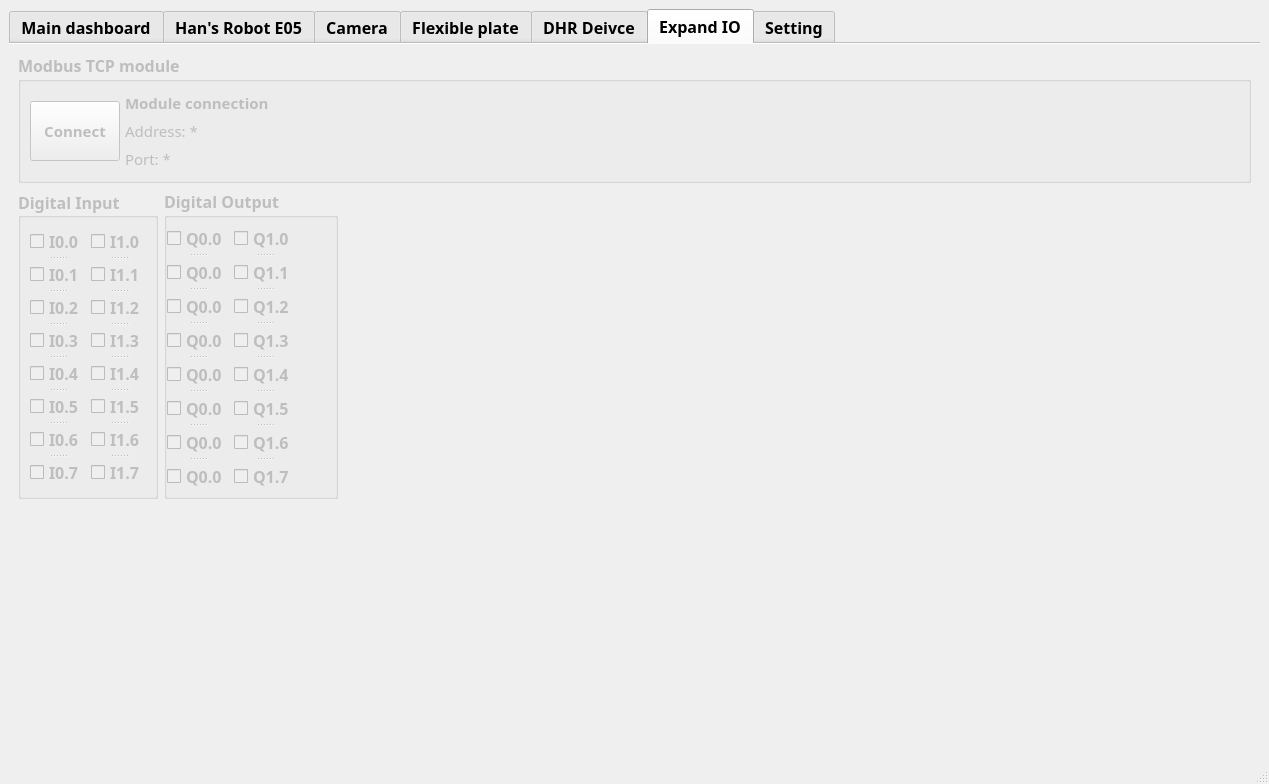
Qt form E05-PnP/mainwindow.ui (vie-dgb/E05-Pick-and-Place) before a commit.
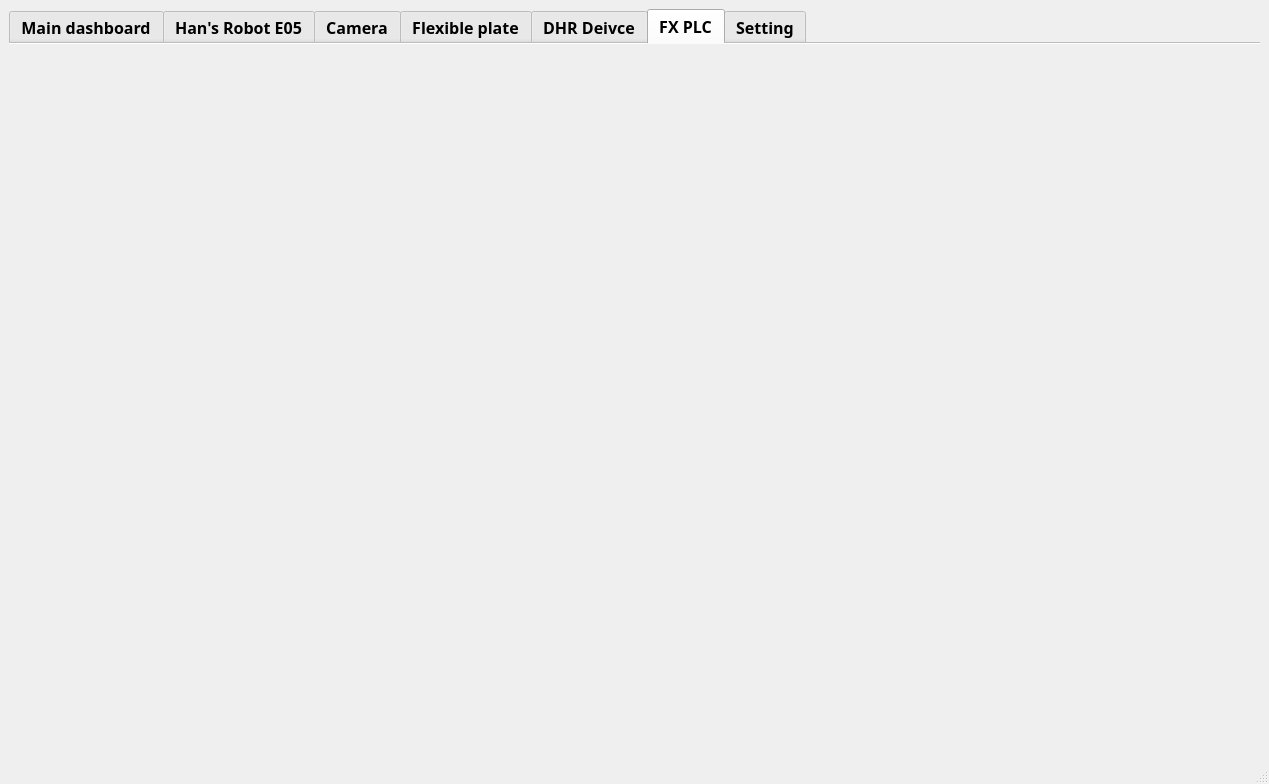
The same form after that commit. The open tabs and pages were chosen to show the change. Icons and pictures are not drawn. Custom widgets are drawn as their Qt base class.

Patch:
```diff
--- a/E05-PnP/mainwindow.ui
+++ b/E05-PnP/mainwindow.ui
@@ -3096,20 +3096,14 @@
       </widget>
       <widget class="QWidget" name="tab_ExpandIo">
        <property name="enabled">
-        <bool>false</bool>
+        <bool>true</bool>
        </property>
        <attribute name="title">
-        <string>Expand IO</string>
+        <string>FX PLC</string>
        </attribute>
-       <layout class="QVBoxLayout" name="verticalLayout_23">
+       <layout class="QHBoxLayout" name="horizontalLayout_20">
         <item>
-         <widget class="QGroupBox" name="groupBox_VibratePlate_2">
-          <property name="maximumSize">
-           <size>
-            <width>16777215</width>
-            <height>16777215</height>
-           </size>
-          </property>
+         <widget class="FxWidget" name="widget_FxPlc" native="true">
           <property name="font">
            <font>
             <family>Segoe UI Variable Text Semibold</family>
@@ -3117,419 +3111,17 @@
             <bold>true</bold>
            </font>
           </property>
-          <property name="title">
-           <string>Modbus TCP module</string>
-          </property>
-          <layout class="QHBoxLayout" name="horizontalLayout_20">
-           <property name="spacing">
-            <number>5</number>
-           </property>
-           <item>
-            <widget class="QPushButton" name="btn_expandio_connect">
-             <property name="minimumSize">
-              <size>
-               <width>90</width>
-               <height>60</height>
-              </size>
-             </property>
-             <property name="maximumSize">
-              <size>
-               <width>90</width>
-               <height>60</height>
-              </size>
-             </property>
-             <property name="font">
-              <font>
-               <family>Segoe UI Variable Text Semibold</family>
-               <pointsize>11</pointsize>
-               <bold>true</bold>
-              </font>
-             </property>
-             <property name="text">
-              <string>Connect</string>
-             </property>
-            </widget>
-           </item>
-           <item>
-            <layout class="QVBoxLayout" name="verticalLayout_22">
-             <property name="spacing">
-              <number>4</number>
-             </property>
-             <item>
-              <widget class="QLabel" name="label_expandio_connect">
-               <property name="sizePolicy">
-                <sizepolicy hsizetype="MinimumExpanding" vsizetype="Preferred">
-                 <horstretch>0</horstretch>
-                 <verstretch>0</verstretch>
-                </sizepolicy>
-               </property>
-               <property name="minimumSize">
-                <size>
-                 <width>200</width>
-                 <height>24</height>
-                </size>
-               </property>
-               <property name="maximumSize">
-                <size>
-                 <width>200</width>
-                 <height>24</height>
-                </size>
-               </property>
-               <property name="font">
-                <font>
-                 <family>Segoe UI Variable Text Semibold</family>
-                 <pointsize>11</pointsize>
-                 <bold>true</bold>
-                </font>
-               </property>
-               <property name="text">
-                <string>Module connection</string>
-               </property>
-              </widget>
-             </item>
-             <item>
-              <widget class="QLabel" name="label_expandio_ip">
-               <property name="sizePolicy">
-                <sizepolicy hsizetype="MinimumExpanding" vsizetype="Preferred">
-                 <horstretch>0</horstretch>
-                 <verstretch>0</verstretch>
-                </sizepolicy>
-               </property>
-               <property name="minimumSize">
-                <size>
-                 <width>200</width>
-                 <height>24</height>
-                </size>
-               </property>
-               <property name="maximumSize">
-                <size>
-                 <width>200</width>
-                 <height>24</height>
-                </size>
-               </property>
-               <property name="font">
-                <font>
-                 <family>Segoe UI Variable Text Semibold</family>
-                 <pointsize>11</pointsize>
-                 <bold>false</bold>
-                </font>
-               </property>
-               <property name="text">
-                <string>Address: *</string>
-               </property>
-              </widget>
-             </item>
-             <item>
-              <widget class="QLabel" name="label_expandio_port">
-               <property name="sizePolicy">
-                <sizepolicy hsizetype="MinimumExpanding" vsizetype="Preferred">
-                 <horstretch>0</horstretch>
-                 <verstretch>0</verstretch>
-                </sizepolicy>
-               </property>
-               <property name="minimumSize">
-                <size>
-                 <width>200</width>
-                 <height>24</height>
-                </size>
-               </property>
-               <property name="maximumSize">
-                <size>
-                 <width>200</width>
-                 <height>24</height>
-                </size>
-               </property>
-               <property name="font">
-                <font>
-                 <family>Segoe UI Variable Text Semibold</family>
-                 <pointsize>11</pointsize>
-                 <bold>false</bold>
-                </font>
-               </property>
-               <property name="text">
-                <string>Port: *</string>
-               </property>
-              </widget>
-             </item>
-            </layout>
-           </item>
-           <item>
-            <spacer name="horizontalSpacer_15">
-             <property name="orientation">
-              <enum>Qt::Horizontal</enum>
-             </property>
-             <property name="sizeHint" stdset="0">
-              <size>
-               <width>40</width>
-               <height>20</height>
-              </size>
-             </property>
-            </spacer>
-           </item>
-          </layout>
          </widget>
         </item>
         <item>
-         <layout class="QHBoxLayout" name="horizontalLayout_23">
-          <item>
-           <widget class="QGroupBox" name="groupBox_Robot_DI_2">
-            <property name="font">
-             <font>
-              <family>Segoe UI Variable Text Semibold</family>
-              <pointsize>12</pointsize>
-              <bold>true</bold>
-             </font>
-            </property>
-            <property name="title">
-             <string>Digital Input</string>
-            </property>
-            <property name="alignment">
-             <set>Qt::AlignLeading|Qt::AlignLeft|Qt::AlignVCenter</set>
-            </property>
-            <layout class="QHBoxLayout" name="horizontalLayout_21">
-             <item>
-              <widget class="QSplitter" name="splitter_2">
-               <property name="orientation">
-                <enum>Qt::Vertical</enum>
-               </property>
-               <widget class="QCheckBox" name="checkBox_exio_in_0_0">
-                <property name="text">
-                 <string>I0.0</string>
-                </property>
-               </widget>
-               <widget class="QCheckBox" name="checkBox_exio_in_0_1">
-                <property name="text">
-                 <string>I0.1</string>
-                </property>
-               </widget>
-               <widget class="QCheckBox" name="checkBox_exio_in_0_2">
-                <property name="text">
-                 <string>I0.2</string>
-                </property>
-               </widget>
-               <widget class="QCheckBox" name="checkBox_exio_in_0_3">
-                <property name="text">
-                 <string>I0.3</string>
-                </property>
-               </widget>
-               <widget class="QCheckBox" name="checkBox_exio_in_0_4">
-                <property name="text">
-                 <string>I0.4</string>
-                </property>
-               </widget>
-               <widget class="QCheckBox" name="checkBox_exio_in_0_5">
-                <property name="text">
-                 <string>I0.5</string>
-                </property>
-               </widget>
-               <widget class="QCheckBox" name="checkBox_exio_in_0_6">
-                <property name="text">
-                 <string>I0.6</string>
-                </property>
-               </widget>
-               <widget class="QCheckBox" name="checkBox_exio_in_0_7">
-                <property name="text">
-                 <string>I0.7</string>
-                </property>
-               </widget>
-              </widget>
-             </item>
-             <item>
-              <widget class="QSplitter" name="splitter">
-               <property name="orientation">
-                <enum>Qt::Vertical</enum>
-               </property>
-               <widget class="QCheckBox" name="checkBox_exio_in_1_0">
-                <property name="text">
-                 <string>I1.0</string>
-                </property>
-               </widget>
-               <widget class="QCheckBox" name="checkBox_exio_in_1_1">
-                <property name="text">
-                 <string>I1.1</string>
-                </property>
-               </widget>
-               <widget class="QCheckBox" name="checkBox_exio_in_1_2">
-                <property name="text">
-                 <string>I1.2</string>
-                </property>
-               </widget>
-               <widget class="QCheckBox" name="checkBox_exio_in_1_3">
-                <property name="text">
-                 <string>I1.3</string>
-                </property>
-               </widget>
-               <widget class="QCheckBox" name="checkBox_exio_in_1_4">
-                <property name="text">
-                 <string>I1.4</string>
-                </property>
-               </widget>
-               <widget class="QCheckBox" name="checkBox_exio_in_1_5">
-                <property name="text">
-                 <string>I1.5</string>
-                </property>
-               </widget>
-               <widget class="QCheckBox" name="checkBox_exio_in_1_6">
-                <property name="text">
-                 <string>I1.6</string>
-                </property>
-               </widget>
-               <widget class="QCheckBox" name="checkBox_exio_in_1_7">
-                <property name="text">
-                 <string>I1.7</string>
-                </property>
-               </widget>
-              </widget>
-             </item>
-            </layout>
-           </widget>
-          </item>
-          <item>
-           <widget class="QGroupBox" name="groupBox_Robot_DO_2">
-            <property name="font">
-             <font>
-              <family>Segoe UI Variable Text Semibold</family>
-              <pointsize>12</pointsize>
-              <bold>true</bold>
-             </font>
-            </property>
-            <property name="title">
-             <string>Digital Output</string>
-            </property>
-            <layout class="QHBoxLayout" name="horizontalLayout_22">
-             <property name="leftMargin">
-              <number>0</number>
-             </property>
-             <property name="topMargin">
-              <number>5</number>
-             </property>
-             <property name="rightMargin">
-              <number>40</number>
-             </property>
-             <property name="bottomMargin">
-              <number>5</number>
-             </property>
-             <item>
-              <widget class="QSplitter" name="splitter_3">
-               <property name="orientation">
-                <enum>Qt::Vertical</enum>
-               </property>
-               <widget class="QCheckBox" name="checkBox_exio_out_0_0">
-                <property name="text">
-                 <string>Q0.0</string>
-                </property>
-               </widget>
-               <widget class="QCheckBox" name="checkBox_exio_out_0_1">
-                <property name="text">
-                 <string>Q0.0</string>
-                </property>
-               </widget>
-               <widget class="QCheckBox" name="checkBox_exio_out_0_2">
-                <property name="text">
-                 <string>Q0.0</string>
-                </property>
-               </widget>
-               <widget class="QCheckBox" name="checkBox_exio_out_0_3">
-                <property name="text">
-                 <string>Q0.0</string>
-                </property>
-               </widget>
-               <widget class="QCheckBox" name="checkBox_exio_out_0_4">
-                <property name="text">
-                 <string>Q0.0</string>
-                </property>
-               </widget>
-               <widget class="QCheckBox" name="checkBox_exio_out_0_5">
-                <property name="text">
-                 <string>Q0.0</string>
-                </property>
-               </widget>
-               <widget class="QCheckBox" name="checkBox_exio_out_0_6">
-                <property name="text">
-                 <string>Q0.0</string>
-                </property>
-               </widget>
-               <widget class="QCheckBox" name="checkBox_exio_out_0_7">
-                <property name="text">
-                 <string>Q0.0</string>
-                </property>
-               </widget>
-              </widget>
-             </item>
-             <item>
-              <widget class="QSplitter" name="splitter_4">
-               <property name="orientation">
-                <enum>Qt::Vertical</enum>
-               </property>
-               <widget class="QCheckBox" name="checkBox_exio_out_1_0">
-                <property name="text">
-                 <string>Q1.0</string>
-                </property>
-               </widget>
-               <widget class="QCheckBox" name="checkBox_exio_out_1_1">
-                <property name="text">
-                 <string>Q1.1</string>
-                </property>
-               </widget>
-               <widget class="QCheckBox" name="checkBox_exio_out_1_2">
-                <property name="text">
-                 <string>Q1.2</string>
-                </property>
-               </widget>
-               <widget class="QCheckBox" name="checkBox_exio_out_1_3">
-                <property name="text">
-                 <string>Q1.3</string>
-                </property>
-               </widget>
-               <widget class="QCheckBox" name="checkBox_exio_out_1_4">
-                <property name="text">
-                 <string>Q1.4</string>
-                </property>
-               </widget>
-               <widget class="QCheckBox" name="checkBox_exio_out_1_5">
-                <property name="text">
-                 <string>Q1.5</string>
-                </property>
-               </widget>
-               <widget class="QCheckBox" name="checkBox_exio_out_1_6">
-                <property name="text">
-                 <string>Q1.6</string>
-                </property>
-               </widget>
-               <widget class="QCheckBox" name="checkBox_exio_out_1_7">
-                <property name="text">
-                 <string>Q1.7</string>
-                </property>
-               </widget>
-              </widget>
-             </item>
-            </layout>
-           </widget>
-          </item>
-          <item>
-           <spacer name="horizontalSpacer_16">
-            <property name="orientation">
-             <enum>Qt::Horizontal</enum>
-            </property>
-            <property name="sizeHint" stdset="0">
-             <size>
-              <width>40</width>
-              <height>20</height>
-             </size>
-            </property>
-           </spacer>
-          </item>
-         </layout>
-        </item>
-        <item>
-         <spacer name="verticalSpacer_9">
+         <spacer name="horizontalSpacer_15">
           <property name="orientation">
-           <enum>Qt::Vertical</enum>
+           <enum>Qt::Horizontal</enum>
           </property>
           <property name="sizeHint" stdset="0">
            <size>
-            <width>20</width>
-            <height>40</height>
+            <width>40</width>
+            <height>20</height>
            </size>
           </property>
          </spacer>
@@ -3726,6 +3318,12 @@
    <header>dh-robotic/dhpgcwidget.h</header>
    <container>1</container>
   </customwidget>
+  <customwidget>
+   <class>FxWidget</class>
+   <extends>QWidget</extends>
+   <header location="global">mc_protocol/fxwidget.h</header>
+   <container>1</container>
+  </customwidget>
  </customwidgets>
  <resources/>
  <connections/>
```
Left out of the diff: 6 changed lines with no effect on the pictures.
